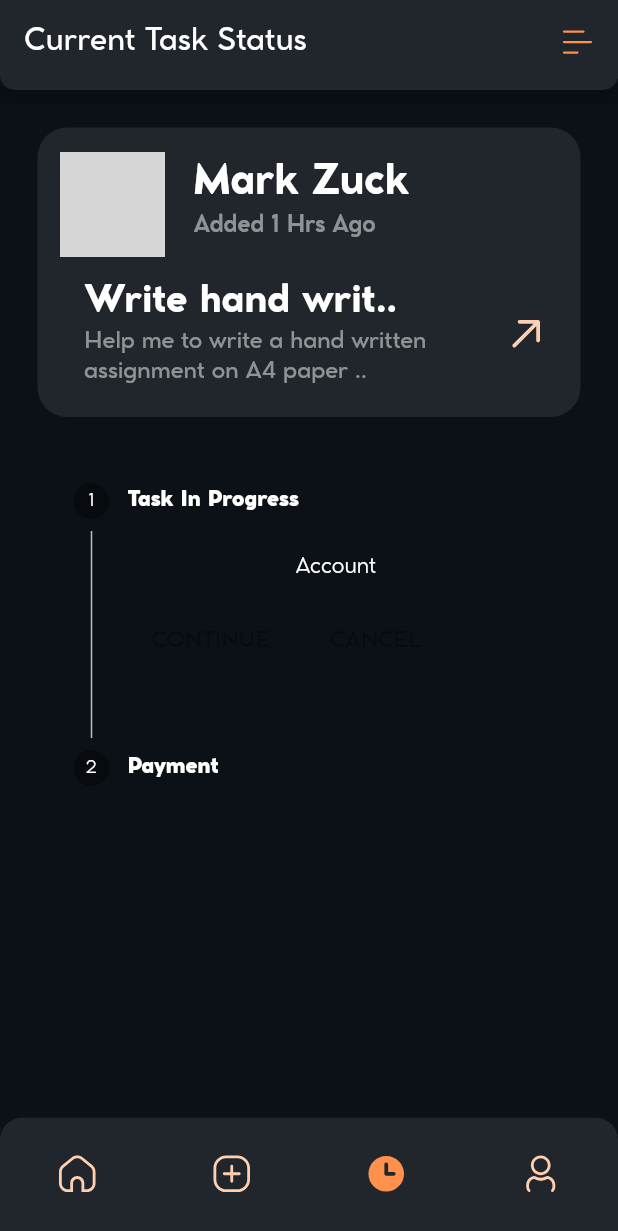
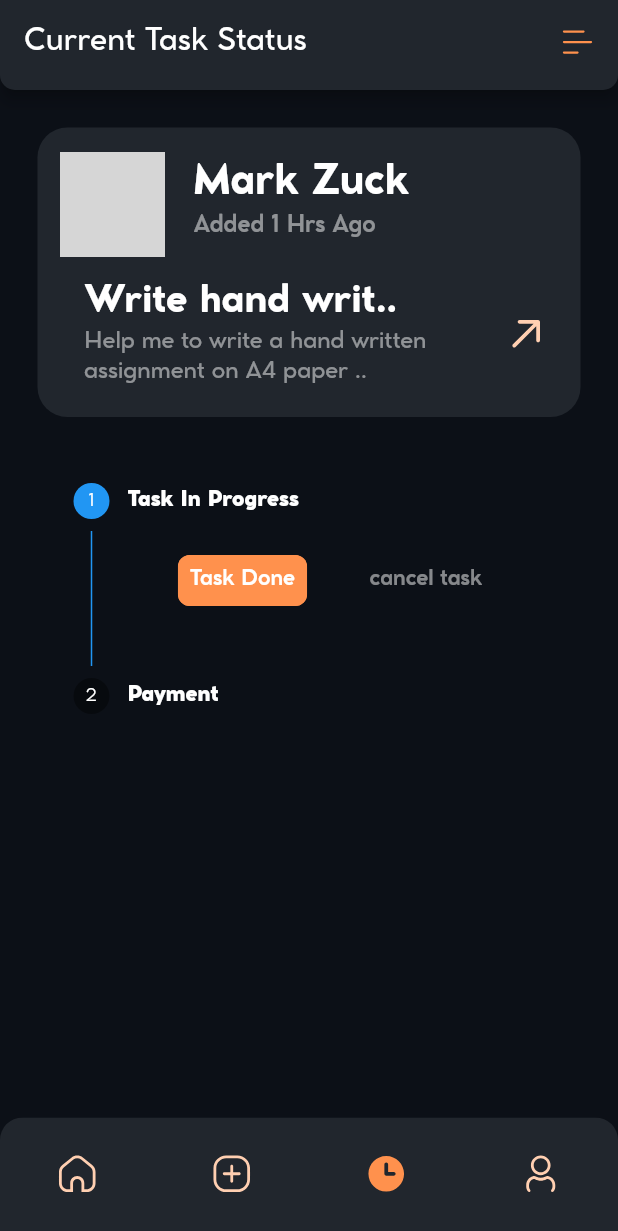
Before and after one commit to ramithks/helpmybuddy_frontend, a Flutter app: the MainPage screen opened by its route, item 3 of the bottom bar chosen, on a phone screen of 412 x 824 dp. Shown: the top 1231 px of the screen. Run offline on Flutter 3.47's test engine with Material 2 defaults, Android fonts, the phone set to English and light mode, and no system bars; our stand-ins replace flutter_svg, google_sign_in; network calls fail; grey boxes are pictures that could not be loaded.

Commit message:
Current Task status UI dont

```diff
--- a/lib/res/colors/app_colors.dart
+++ b/lib/res/colors/app_colors.dart
@@ -10,15 +10,20 @@ class AppColors {
   static const Color mainFg = Color(0xFFFF914D);
   static const Color orangeLight = Color(0xFFFFCFB1);
 
-  // Others
-  static const Color white = Color(0xFFFFFFFF);
+  // Opacity colors
+
   static Color white50Opacity =
       const Color(0x80FFFFFF).withOpacity(0.5); //white - 50% opacity
-  static const Color black = Color(0xFF000000);
   static Color black80Opacity =
       const Color(0xCC000000).withOpacity(0.8); // black - 80% opacity
   static Color black70Opacity =
       const Color(0xCC000000).withOpacity(0.7); // black - 80% opacity
+  static Color opaqueColor =
+      const Color(0x80FFFFFF).withOpacity(0.0); //white - 100% opacity
+
+//Others
+  static const Color white = Color(0xFFFFFFFF);
+  static const Color black = Color(0xFF000000);
   static Color orange = Colors.orange;
   static Color red = Colors.red;
 }
--- a/lib/views/progress/components/stepper_widget.dart
+++ b/lib/views/progress/components/stepper_widget.dart
@@ -1,38 +1,107 @@
 import 'package:flutter/material.dart';
 import '../../../global_index.dart';
 
-class Stepperwidget extends StatelessWidget {
-  const Stepperwidget({Key? key}) : super(key: key);
+class StepperWidget extends StatefulWidget {
+  const StepperWidget({Key? key}) : super(key: key);
+
+  @override
+  _StepperWidgetState createState() => _StepperWidgetState();
+}
+
+class _StepperWidgetState extends State<StepperWidget> {
+  int _currentStep = 0;
 
   List<Step> stepList() => [
-        const Step(
-            title: Text(
+        Step(
+          title: const Text(
             'Task In Progress',
             style: TextStyle(color: AppColors.white),
           ),
-            content: Center(
-              child: Text(
-                'Account',
-                style: TextStyle(color: AppColors.white),
+          content: const Row(
+            children: [],
           ),
-            )),
-        const Step(
-            title: Text(
+          isActive: _currentStep == 0,
+        ),
+        Step(
+          title: const Text(
             'Payment',
             style: TextStyle(color: AppColors.white),
           ),
-            content: Center(
+          content: const Center(
             child: Text(
-                'Address',
-                style: TextStyle(color: AppColors.white),
+              "Congratulations, the task is completed successfully 🎉",
+              style: TextStyle(
+                  color: AppColors.white,
+                  fontSize: 15,
+                  fontWeight: FontWeight.w600),
             ),
-            )),
+          ),
+          isActive: _currentStep == 1,
+        ),
       ];
+
+  void _continueButtonPressed() {
+    if (_currentStep < stepList().length - 1) {
+      setState(() {
+        _currentStep++;
+      });
+    }
+  }
+
+  void _cancelButtonPressed() {
+    // You can leave this empty if you don't want any action on cancel
+  }
 
   @override
   Widget build(BuildContext context) {
     return Stepper(
+      currentStep: _currentStep,
+      onStepContinue: _continueButtonPressed,
+      onStepCancel: _cancelButtonPressed,
       steps: stepList(),
+      controlsBuilder: (BuildContext context, ControlsDetails details) {
+        // Hide buttons in the second step
+        if (_currentStep == 1) {
+          return Container(); // Return an empty container to hide buttons
+        } else {
+          return Row(
+            mainAxisAlignment: MainAxisAlignment.spaceEvenly,
+            children: <Widget>[
+              CustomButton(
+                radius: 8,
+                verticalPadding: 8,
+                horizontalPadding: 8,
+                child: const Text(
+                  "Task Done",
+                  style: TextStyle(
+                    color: AppColors.white,
+                    fontWeight: FontWeight.w600,
+                  ),
+                ),
+                onPressed: () {
+                  details.onStepContinue?.call();
+                },
+              ),
+              CustomButton(
+                backgroundColor: AppColors.opaqueColor,
+                radius: 8,
+                verticalPadding: 8,
+                horizontalPadding: 8,
+                child: Text(
+                  "cancel task",
+                  style: TextStyle(
+                    color: AppColors.white50Opacity,
+                    fontWeight: FontWeight.w600,
+                  ),
+                ),
+                onPressed: () {
+                  details.onStepCancel?.call();
+                },
+              ),
+            ],
+          );
+        }
+      },
     );
   }
 }
--- a/lib/views/progress/views/current_task_status_screen.dart
+++ b/lib/views/progress/views/current_task_status_screen.dart
@@ -80,7 +80,7 @@ class CurrentTaskStatusScreen extends StatelessWidget {
             const SizedBox(
               height: 20,
             ),
-            const Stepperwidget(),
+            StepperWidget(),
           ],
         ),
       ),
```
Lines whose indentation alone changed are shown as unchanged.
